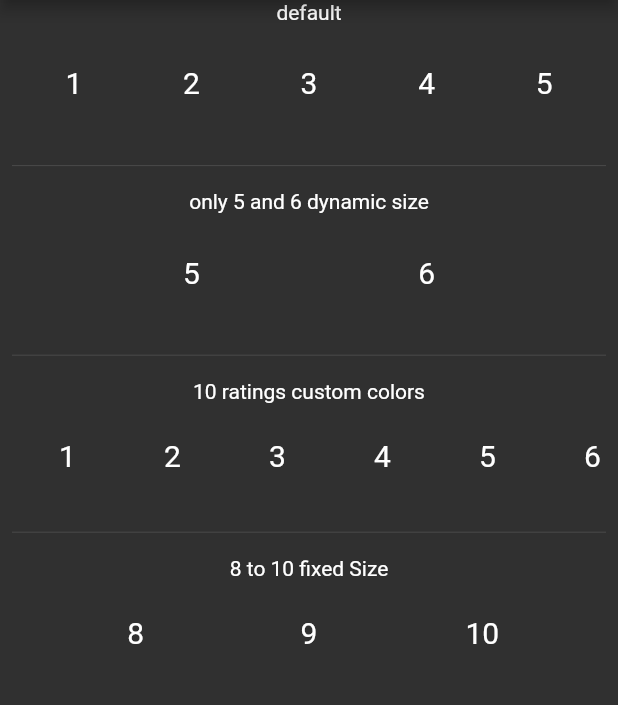
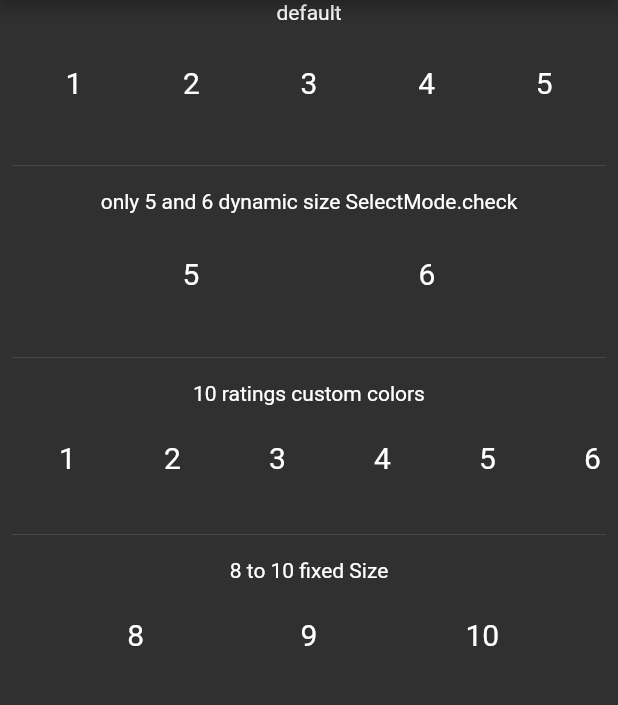
Before and after one commit to autlunatic/flutter_numbered_rating, a Flutter app: the screen it shows after launch, on a phone screen of 412 x 824 dp, the part 84-789 px from its top. Run offline on Flutter 3.47's test engine with Material 2 defaults, Android fonts, the phone set to English and light mode, and no system bars; missing offline and left inert: selectable_circle.

Commit message:
added selectMode

```diff
--- a/example/lib/main.dart
+++ b/example/lib/main.dart
@@ -47,11 +47,16 @@ class _MyHomePageState extends State<MyHomePage> {
             padding: const EdgeInsets.all(8.0),
             child: Divider(),
           ),
-          Text("only 5 and 6 dynamic size"),
+          Text("only 5 and 6 dynamic size SelectMode.check"),
           Center(
             child: NumberedRating(
               minRating: 5,
               maxRating: 6,
+              color: Colors.blueAccent,
+              selectedBorderColor: Colors.black,
+              selectedColor: Colors.yellowAccent,
+              fixedItemWidth: 80.0,
+              selectMode: SelectMode.check,
               // selectedBorderColor: Colors.blueAccent,
               // selectedColor: Colors.grey,
             ),
@@ -65,7 +70,7 @@ class _MyHomePageState extends State<MyHomePage> {
             child: NumberedRating(
               maxRating: 10,
               color: Colors.grey,
-              borderColor: Colors.black,
+              borderColor: Colors.yellow,
               selectedBorderColor: Colors.red,
               selectedColor: Colors.orangeAccent,
               // selectedBorderColor: Colors.blueAccent,
--- a/lib/numbered_rating.dart
+++ b/lib/numbered_rating.dart
@@ -1,5 +1,7 @@
 import 'package:flutter/material.dart';
 import 'package:selectable_circle/selectable_circle.dart';
+
+export 'package:selectable_circle/selectable_circle.dart';
 
 /// widget for displaying animated rating choose numbers
 ///
@@ -8,17 +10,18 @@ import 'package:selectable_circle/selectable_circle.dart';
 /// it will build a [Row] with spaceEvenly alignment
 /// otherwise it will be an vertical scrolling Listview
 class NumberedRating extends StatefulWidget {
-  NumberedRating(
-      {Key key,
+  NumberedRating({
+    Key key,
     int minRating,
     int maxRating,
+    this.onSelectRating,
     this.fixedItemWidth,
     this.color,
     this.borderColor,
     this.selectedColor,
     this.selectedBorderColor,
-      this.onSelectRating})
-      : minRating = minRating ?? 1,
+    this.selectMode,
+  })  : minRating = minRating ?? 1,
         maxRating = maxRating ?? 5,
         super(key: key);
 
@@ -52,6 +55,14 @@ class NumberedRating extends StatefulWidget {
   /// this is called when a user taps on a number
   final ValueChanged<int> onSelectRating;
 
+  /// changes the selectmode
+  ///
+  /// Possible Values:
+  /// simple: no animation, only selectedColors are used
+  /// animatedCircle: Animation is used (default)
+  /// check: Check Icon Animation is used
+  final SelectMode selectMode;
+
   _NumberedRatingState createState() => _NumberedRatingState();
 }
 
@@ -84,8 +95,9 @@ class _NumberedRatingState extends State<NumberedRating> {
         borderColor: widget.borderColor,
         selectedColor: widget.selectedColor,
         selectedBorderColor: widget.selectedBorderColor,
+        selectMode: widget.selectMode,
         key: widget.key,
-        onSelected: () => _select(i),
+        onTap: () => _select(i),
         child: _buildText(i.toString()),
       ));
     }
--- a/pubspec.yaml
+++ b/pubspec.yaml
@@ -1,7 +1,7 @@
 name: numbered_rating
 description: A Flutter Widget for displaying a Numbered_rating input with animation.
   this also can be used as a simple number input, where you want a fast input with only one click.
-version: 0.1.2
+version: 0.1.3
 author: autlunatic <autlunatic@gmail.com>
 homepage: https://github.com/autlunatic/flutter_numbered_rating
 
@@ -12,7 +12,7 @@ dependencies:
   flutter:
     sdk: flutter
   flare_flutter: ^1.5.0
-  selectable_circle: ^0.0.1
+  selectable_circle: ^0.1.6+2
 
 dev_dependencies:
   flutter_test:
```
Also changed, not shown: example/pubspec.lock, pubspec.lock, 1 other file. Lines whose indentation alone changed are shown as unchanged.
